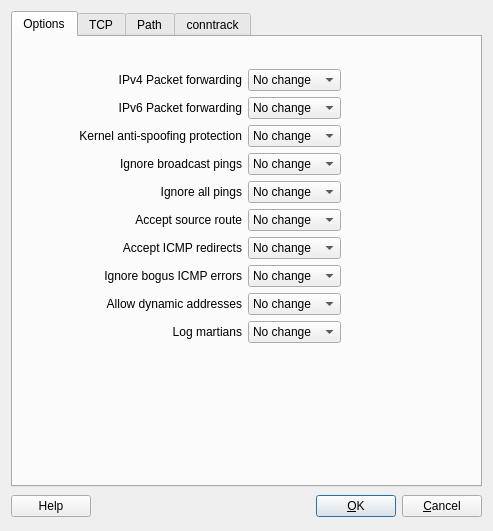
First picture: the form in src/libgui/linux24advanceddialog_q.ui, repository fwbuilder/fwbuilder, before the edit.
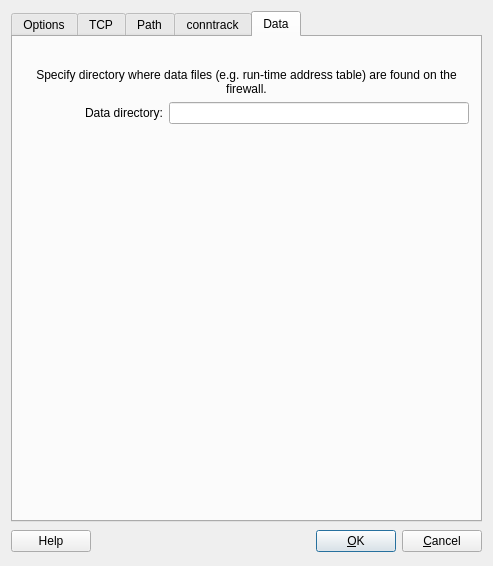
Second picture: the form after the edit.

Commit message: * Implemented #2514, support for address table alternate paths. 	There's a "data directory" setting under user preferences.  If the 	user selects an address table file using "choose file" and that 	file is "inside" the data directory, then the appropriate part of 	the path is replaced with %DATADIR% as a variable.  If the address 	table is marked "run-time" then the path is taken from the 	firewall data directory option.

Patch:
```diff
--- a/src/libgui/linux24advanceddialog_q.ui
+++ b/src/libgui/linux24advanceddialog_q.ui
@@ -10,7 +10,7 @@
     <x>0</x>
     <y>0</y>
     <width>493</width>
-    <height>531</height>
+    <height>566</height>
    </rect>
   </property>
   <property name="windowTitle">
@@ -23,7 +23,7 @@
       <enum>QTabWidget::Rounded</enum>
      </property>
      <property name="currentIndex">
-      <number>0</number>
+      <number>4</number>
      </property>
      <widget class="QWidget" name="tab0">
       <attribute name="title">
@@ -1209,6 +1209,78 @@
        </item>
       </layout>
      </widget>
+     <widget class="QWidget" name="tab_2">
+      <attribute name="title">
+       <string>Data</string>
+      </attribute>
+      <layout class="QGridLayout" name="gridLayout">
+       <item row="0" column="1">
+        <spacer name="spacer">
+         <property name="orientation">
+          <enum>Qt::Vertical</enum>
+         </property>
+         <property name="sizeType">
+          <enum>QSizePolicy::Fixed</enum>
+         </property>
+         <property name="sizeHint" stdset="0">
+          <size>
+           <width>20</width>
+           <height>20</height>
+          </size>
+         </property>
+        </spacer>
+       </item>
+       <item row="1" column="0" colspan="3">
+        <widget class="QLabel" name="label456_2">
+         <property name="text">
+          <string>Specify directory where data files (e.g. run-time address table) are found on the firewall.</string>
+         </property>
+         <property name="alignment">
+          <set>Qt::AlignCenter</set>
+         </property>
+         <property name="wordWrap">
+          <bool>true</bool>
+         </property>
+        </widget>
+       </item>
+       <item row="2" column="0">
+        <widget class="QLabel" name="label453_3">
+         <property name="text">
+          <string>Data directory:</string>
+         </property>
+         <property name="alignment">
+          <set>Qt::AlignRight|Qt::AlignTrailing|Qt::AlignVCenter</set>
+         </property>
+         <property name="wordWrap">
+          <bool>false</bool>
+         </property>
+        </widget>
+       </item>
+       <item row="2" column="1" colspan="2">
+        <widget class="QLineEdit" name="linux24_data_dir">
+         <property name="minimumSize">
+          <size>
+           <width>300</width>
+           <height>0</height>
+          </size>
+         </property>
+        </widget>
+       </item>
+       <item row="3" column="2">
+        <spacer name="verticalSpacer_3">
+         <property name="orientation">
+          <enum>Qt::Vertical</enum>
+         </property>
+         <property name="sizeHint" stdset="0">
+          <size>
+           <width>20</width>
+           <height>358</height>
+          </size>
+         </property>
+        </spacer>
+       </item>
+      </layout>
+     </widget>
     </widget>
    </item>
    <item row="1" column="0">
```
The commit also changes 35 other files.
